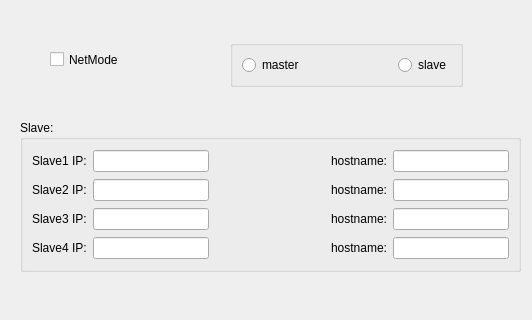
Old version of the form source/masterslaveset/ui/masterslaveset.ui in the repository flimmy78/qtverify; both pictures show x 0 to 532 and y 0 to 320 of the 532 by 473 pixel window.
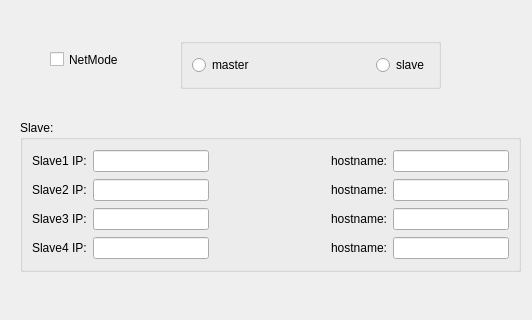
New version of the form. Custom widgets are drawn as their Qt base class.

```diff
--- a/source/masterslaveset/ui/masterslaveset.ui
+++ b/source/masterslaveset/ui/masterslaveset.ui
@@ -52,48 +52,6 @@
     <string>NetMode</string>
    </property>
   </widget>
-  <widget class="Q3ButtonGroup" name="btnGrpHostFlag">
-   <property name="geometry">
-    <rect>
-     <x>230</x>
-     <y>40</y>
-     <width>233</width>
-     <height>47</height>
-    </rect>
-   </property>
-   <property name="title">
-    <string/>
-   </property>
-   <layout class="QHBoxLayout" name="horizontalLayout_2">
-    <item>
-     <widget class="QRadioButton" name="masterFlag">
-      <property name="text">
-       <string>master</string>
-      </property>
-     </widget>
-    </item>
-    <item>
-     <spacer name="horizontalSpacer_6">
-      <property name="orientation">
-       <enum>Qt::Horizontal</enum>
-      </property>
-      <property name="sizeHint" stdset="0">
-       <size>
-        <width>18</width>
-        <height>20</height>
-       </size>
-      </property>
-     </spacer>
-    </item>
-    <item>
-     <widget class="QRadioButton" name="slaveFlag">
-      <property name="text">
-       <string>slave</string>
-      </property>
-     </widget>
-    </item>
-   </layout>
-  </widget>
   <widget class="QGroupBox" name="grpBoxSlave">
    <property name="geometry">
     <rect>
@@ -289,21 +247,49 @@
     </item>
    </layout>
   </widget>
+  <widget class="QGroupBox" name="grpBoxHostFlag">
+   <property name="geometry">
+    <rect>
+     <x>180</x>
+     <y>38</y>
+     <width>261</width>
+     <height>51</height>
+    </rect>
+   </property>
+   <property name="title">
+    <string/>
+   </property>
+   <layout class="QGridLayout" name="gridLayout_2">
+    <item row="0" column="0">
+     <widget class="QRadioButton" name="masterFlag">
+      <property name="text">
+       <string>master</string>
+      </property>
+     </widget>
+    </item>
+    <item row="0" column="1">
+     <spacer name="horizontalSpacer_6">
+      <property name="orientation">
+       <enum>Qt::Horizontal</enum>
+      </property>
+      <property name="sizeHint" stdset="0">
+       <size>
+        <width>18</width>
+        <height>20</height>
+       </size>
+      </property>
+     </spacer>
+    </item>
+    <item row="0" column="2">
+     <widget class="QRadioButton" name="slaveFlag">
+      <property name="text">
+       <string>slave</string>
+      </property>
+     </widget>
+    </item>
+   </layout>
+  </widget>
  </widget>
- <customwidgets>
-  <customwidget>
-   <class>Q3GroupBox</class>
-   <extends>QGroupBox</extends>
-   <header>Qt3Support/Q3GroupBox</header>
-   <container>1</container>
-  </customwidget>
-  <customwidget>
-   <class>Q3ButtonGroup</class>
-   <extends>Q3GroupBox</extends>
-   <header>Qt3Support/Q3ButtonGroup</header>
-   <container>1</container>
-  </customwidget>
- </customwidgets>
  <resources/>
  <connections/>
 </ui>
```
